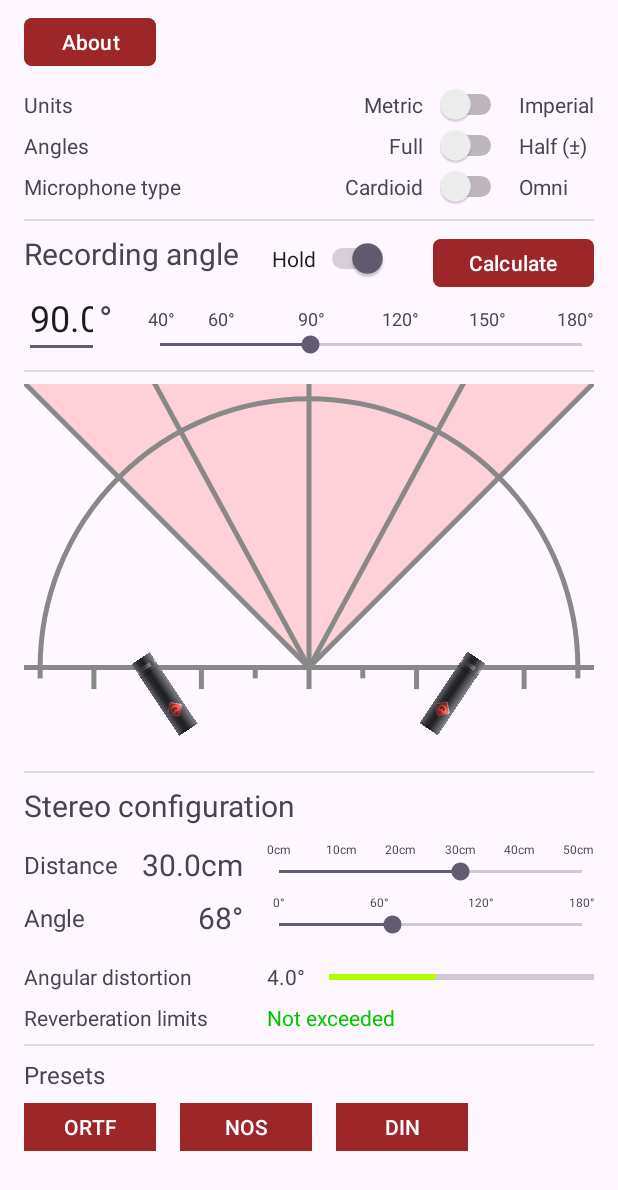
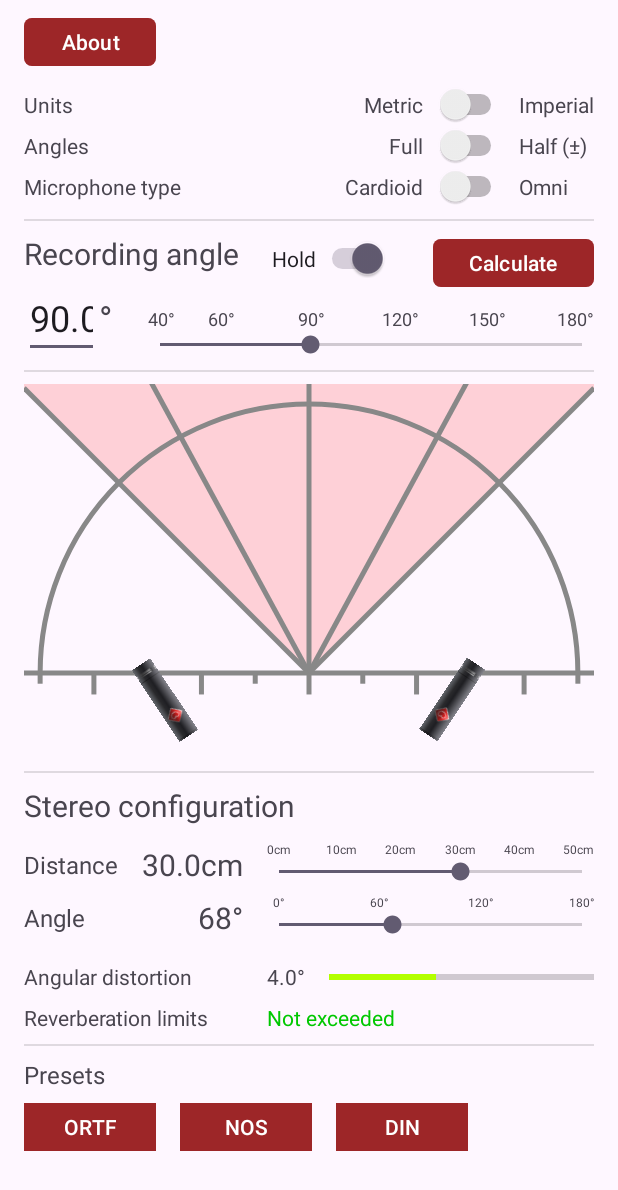
Before and after one commit to svetter/stereocalc, an Android app: the screen it shows after launch (MainActivity), on a phone screen of 412 x 824 dp. Shown: the top 1190 px of the screen. Run offline under Robolectric (Android 15) with nearby library versions, the phone set to English and light mode, and no system bars.

Commit message:
Fix: Broken layout when launching in landscape
Closes #13

```diff
--- a/app/src/main/AndroidManifest.xml
+++ b/app/src/main/AndroidManifest.xml
@@ -14,6 +14,8 @@
         tools:targetApi="31">
         <activity
             android:name=".MainActivity"
+            android:screenOrientation="portrait"
+            tools:ignore="LockedOrientationActivity"
             android:configChanges="orientation|screenSize"
             android:exported="true">
             <intent-filter>
--- a/app/src/main/java/com/gmail/simetist/stereophoniccalculator/MainActivity.kt
+++ b/app/src/main/java/com/gmail/simetist/stereophoniccalculator/MainActivity.kt
@@ -1,6 +1,7 @@
 package com.gmail.simetist.stereophoniccalculator
 
 import android.content.Intent
+import android.content.pm.ActivityInfo
 import android.content.res.ColorStateList
 import android.content.res.Configuration
 import android.graphics.Color
@@ -45,6 +46,9 @@ class MainActivity : AppCompatActivity() {
 
 	private var ignoreSliderListeners	= false
 
+
+	private lateinit var mainLayout:					ConstraintLayout
+
 	private lateinit var aboutButton:					Button
 
 	private lateinit var unitsSwitch:					Switch
@@ -84,6 +88,8 @@ class MainActivity : AppCompatActivity() {
 		enableEdgeToEdge()
 		setContentView(R.layout.activity_main)
 
+
+		mainLayout					= findViewById(R.id.mainLayout)
 
 		aboutButton					= findViewById(R.id.aboutButton)
 
@@ -162,28 +168,30 @@ class MainActivity : AppCompatActivity() {
 			insets
 		}
 
+		// Wait until layout is finished to unlock orientation
+		mainLayout.post {
+			requestedOrientation = ActivityInfo.SCREEN_ORIENTATION_UNSPECIFIED
+		}
+
 
 
 		// Set up listeners
 
+		aboutButton.setOnClickListener {
+			startActivity(Intent(this, AboutActivity::class.java))
+		}
+
 		unitsSwitch.setOnCheckedChangeListener { _, isChecked ->
 			changeUnitsSetting(isChecked)
 		}
-
 		halfAnglesSwitch.setOnCheckedChangeListener { _, isChecked ->
 			changeHalfAnglesSetting(isChecked)
 		}
-
 		micTypeSwitch.setOnCheckedChangeListener { _, isChecked ->
 			changeMicTypeSetting(isChecked)
 		}
-
 		holdRecAngleSwitch.setOnCheckedChangeListener { _, isChecked ->
 			changeHoldRecAngleSetting(isChecked)
-		}
-
-		aboutButton.setOnClickListener {
-			startActivity(Intent(this, AboutActivity::class.java))
 		}
 
 		recAngleEdit.setOnKeyListener(object: View.OnKeyListener {
@@ -195,7 +203,6 @@ class MainActivity : AppCompatActivity() {
 				return true
 			}
 		})
-
 		recAngleSlider.setOnSeekBarChangeListener(object: SeekBar.OnSeekBarChangeListener {
 			override fun onProgressChanged(p0: SeekBar?, p1: Int, p2: Boolean) {
 				if (ignoreSliderListeners) return
@@ -204,7 +211,6 @@ class MainActivity : AppCompatActivity() {
 			override fun onStartTrackingTouch(p0: SeekBar?) {}
 			override fun onStopTrackingTouch(p0: SeekBar?) {}
 		})
-
 		micDistanceSlider.setOnSeekBarChangeListener(object: SeekBar.OnSeekBarChangeListener {
 			override fun onProgressChanged(p0: SeekBar?, p1: Int, p2: Boolean) {
 				if (ignoreSliderListeners) return
@@ -213,7 +219,6 @@ class MainActivity : AppCompatActivity() {
 			override fun onStartTrackingTouch(p0: SeekBar?) {}
 			override fun onStopTrackingTouch(p0: SeekBar?) {}
 		})
-
 		micAngleSlider.setOnSeekBarChangeListener(object: SeekBar.OnSeekBarChangeListener {
 			override fun onProgressChanged(p0: SeekBar?, p1: Int, p2: Boolean) {
 				if (ignoreSliderListeners) return
@@ -226,11 +231,9 @@ class MainActivity : AppCompatActivity() {
 		ortfButton.setOnClickListener {
 			applyNearCoincidentPreset(17, 110)
 		}
-
 		nosButton.setOnClickListener {
 			applyNearCoincidentPreset(30, 90)
 		}
-
 		dinButton.setOnClickListener {
 			applyNearCoincidentPreset(20, 90)
 		}
--- a/app/src/main/java/com/gmail/simetist/stereophoniccalculator/StereoConfigView.kt
+++ b/app/src/main/java/com/gmail/simetist/stereophoniccalculator/StereoConfigView.kt
@@ -65,7 +65,7 @@ class StereoConfigView(context: Context?, attrs: AttributeSet?) : View(context,
 		val halfMicDistance	= micDistance * pixelPerCm / 2f
 
 		val centerX		= width / 2f
-		val centerY		= height - 8.5f * pixelPerCm
+		val centerY		= height - 8f * pixelPerCm
 		val left		= 0f
 		val right		= width.toFloat()
 		val top			= 0f
```
